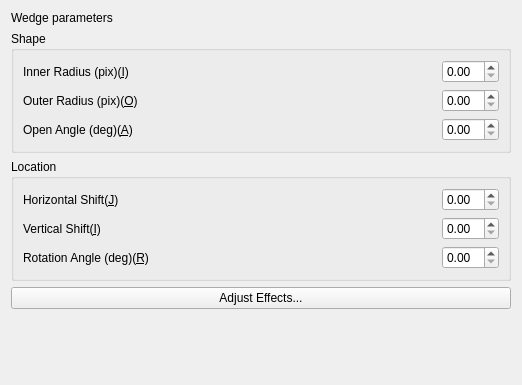
ManifoldsHu/FourDExplorer, file ui/uiWidgetMaskWedge.ui: the form before one commit.
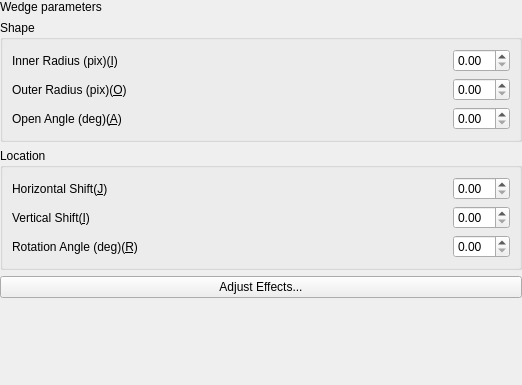
The form after the commit.

Patch:
```diff
--- a/ui/uiWidgetMaskWedge.ui
+++ b/ui/uiWidgetMaskWedge.ui
@@ -14,6 +14,18 @@
    <string>Form</string>
   </property>
   <layout class="QVBoxLayout" name="verticalLayout_3">
+   <property name="leftMargin">
+    <number>0</number>
+   </property>
+   <property name="topMargin">
+    <number>0</number>
+   </property>
+   <property name="rightMargin">
+    <number>0</number>
+   </property>
+   <property name="bottomMargin">
+    <number>0</number>
+   </property>
    <item>
     <widget class="QLabel" name="label_wedge_parameter">
      <property name="text">
```
